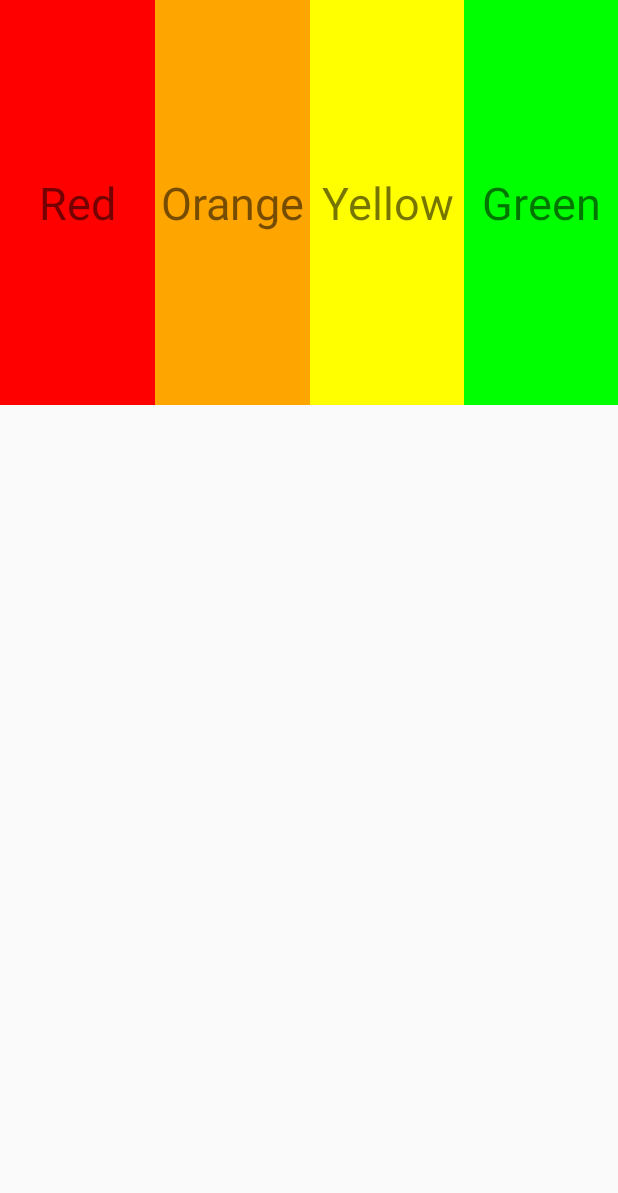
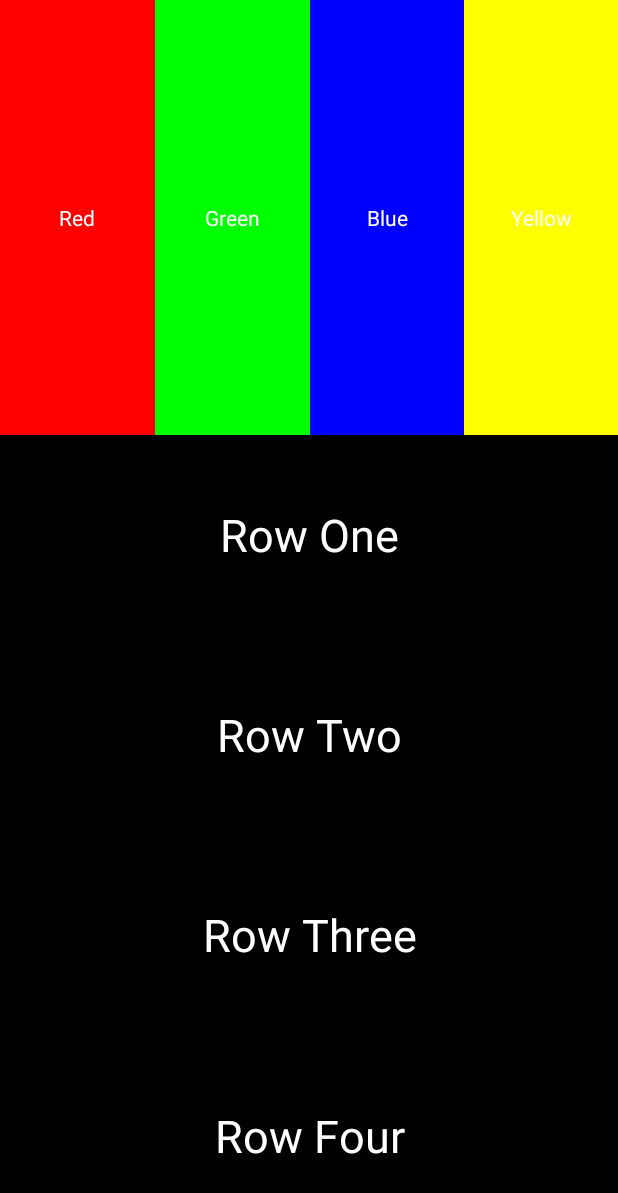
Before and after one commit to AcadGildAcademy/AN-2015FEB26-Sagar-Neeli, an Android app: the layout nested_layout.xml on its own in the app's theme, with its tools: preview values and no code run, on a phone screen of 412 x 824 dp. Shown: the top 1193 px of the screen. Run offline under Robolectric (Android 15) with nearby library versions, the phone set to English and light mode, and no system bars.

Commit message:
Nested layput

```diff
--- a/Assignments Session 3/Activitylifecycle/app/src/main/res/layout/nested_layout.xml
+++ b/Assignments Session 3/Activitylifecycle/app/src/main/res/layout/nested_layout.xml
@@ -7,13 +7,15 @@
     <LinearLayout
         android:orientation="horizontal"
         android:layout_width="fill_parent"
-        android:layout_height="270dp"
+        android:layout_height="290dp"
         android:id="@+id/linearLayout">
         <TextView
             android:layout_width="match_parent"
             android:layout_height="match_parent"
             android:text="@string/Red"
-            android:textSize="30dp"
+            android:textColor="@color/White"
+            android:paddingLeft="16dp"
+            android:paddingRight="16dp"
             android:layout_weight="1"
             android:background="@color/Red"
             android:gravity="center"
@@ -22,32 +24,36 @@
         <TextView
             android:layout_width="match_parent"
             android:layout_height="match_parent"
-            android:text="@string/Orange"
-            android:textSize="30dp"
+            android:text="@string/Green"
+            android:textColor="@color/White"
+            android:paddingLeft="16dp"
+            android:paddingRight="16dp"
             android:layout_weight="1"
-            android:background="@color/Orange"
+            android:background="@color/Green"
             android:gravity="center"
-            android:id="@+id/txtOrange" />
+            android:id="@+id/txtGreen" />
+
+        <TextView
+            android:layout_width="match_parent"
+            android:layout_height="match_parent"
+            android:text="@string/Blue"
+            android:textColor="@color/White"
+            android:layout_weight="1"
+            android:background="@color/Blue"
+            android:gravity="center"
+            android:id="@+id/txtBlue" />
 
         <TextView
             android:layout_width="match_parent"
             android:layout_height="match_parent"
             android:text="@string/Yellow"
-            android:textSize="30dp"
+            android:textColor="@color/White"
+            android:paddingLeft="16dp"
+            android:paddingRight="16dp"
             android:layout_weight="1"
             android:background="@color/Yellow"
             android:gravity="center"
             android:id="@+id/txtYellow" />
-
-        <TextView
-            android:layout_width="match_parent"
-            android:layout_height="match_parent"
-            android:text="@string/Green"
-            android:textSize="30dp"
-            android:layout_weight="1"
-            android:background="@color/Green"
-            android:gravity="center"
-            android:id="@+id/txtGreen" />
 
     </LinearLayout>
 
@@ -58,7 +64,49 @@
         android:layout_centerHorizontal="true"
         android:layout_below="@+id/linearLayout">
 
+        <TextView
+            android:layout_width="fill_parent"
+            android:layout_height="wrap_content"
+            android:text="Row One"
+            android:textColor="@color/White"
+            android:textSize="30dp"
+            android:background="@color/Black"
+            android:gravity="center"
+            android:layout_weight="1"
+            android:id="@+id/txtRowOne"/>
 
+        <TextView
+            android:layout_width="fill_parent"
+            android:layout_height="wrap_content"
+            android:text="Row Two"
+            android:textSize="30dp"
+            android:textColor="@color/White"
+            android:background="@color/Black"
+            android:gravity="center"
+            android:layout_weight="1"
+            android:id="@+id/txtRowTwo" />
+
+        <TextView
+            android:layout_width="fill_parent"
+            android:layout_height="wrap_content"
+            android:text="Row Three"
+            android:textColor="@color/White"
+            android:textSize="30dp"
+            android:background="@color/Black"
+            android:gravity="center"
+            android:layout_weight="1"
+            android:id="@+id/txtRowThree" />
+
+        <TextView
+            android:layout_width="fill_parent"
+            android:layout_height="wrap_content"
+            android:text="Row Four"
+            android:textSize="30dp"
+            android:textColor="@color/White"
+            android:background="@color/Black"
+            android:gravity="center"
+            android:layout_weight="1"
+            android:id="@+id/txtRowFour" />
         </LinearLayout>
 
 
```
